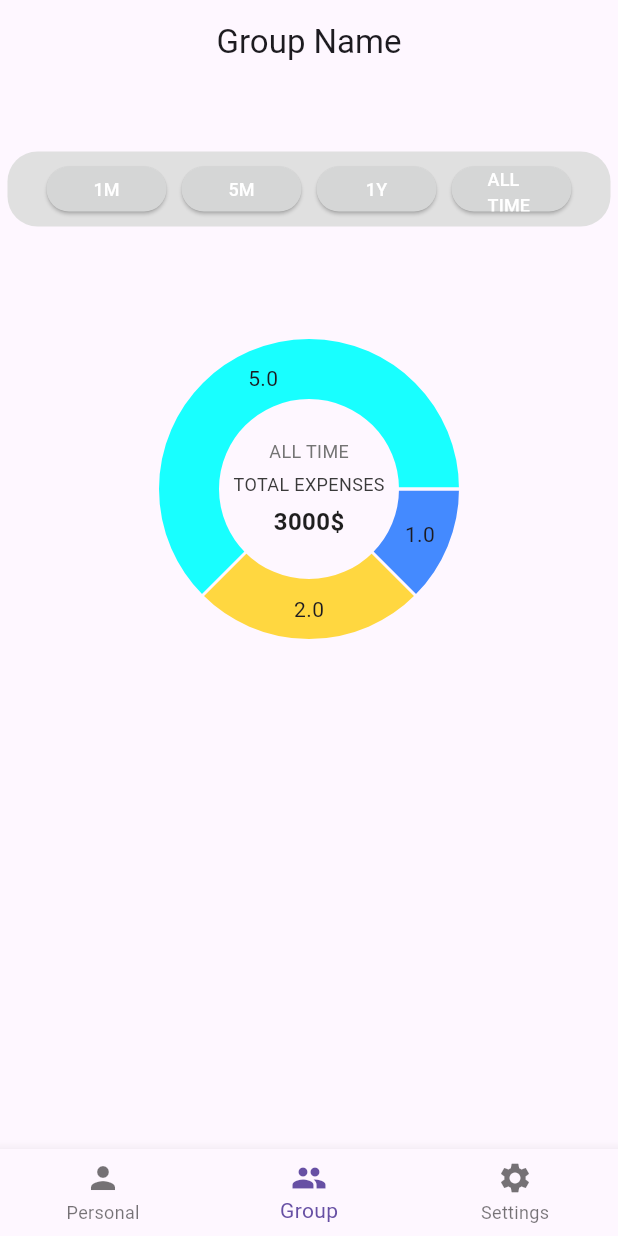
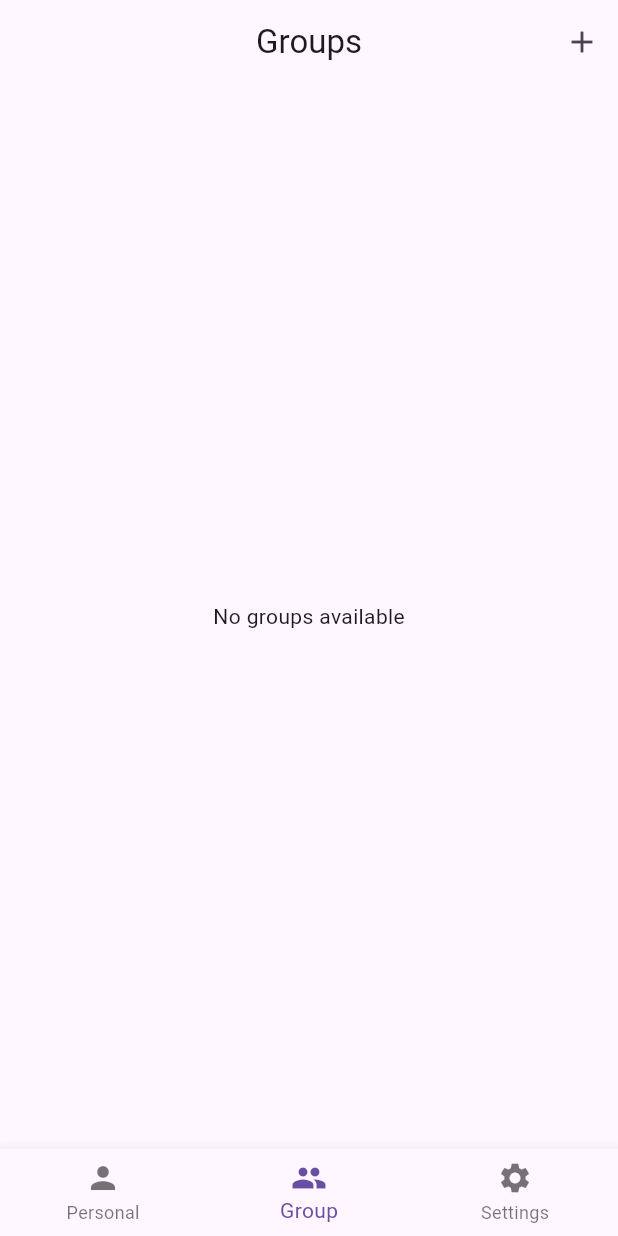
Before and after one commit to tymoste/OnCash, a Flutter app: the Home screen opened directly, item 2 of the bottom bar chosen, on a phone screen of 412 x 824 dp. Run offline on Flutter 3.47's test engine with Material 3 defaults, Android fonts, the phone set to English and light mode, and no system bars; drawn by our look-alikes of fl_chart; our stand-ins replace form_field_validator, google_sign_in, shared_preferences; missing offline and left inert: crypt; accounts and stored records are empty.

Commit message:
add group list and minor fix

```diff
--- a/app/lib/Providers/auth_provider.dart
+++ b/app/lib/Providers/auth_provider.dart
@@ -178,7 +178,6 @@ class AuthProvider extends ChangeNotifier{
     }
 
     if(response?.statusCode == 200){
-      UserPreferences().changePassword(newPassword); //WTF IS THAT? GET RID OF THAT!
       notifyListeners();
       return true;
     }else{
@@ -224,6 +223,10 @@ class AuthProvider extends ChangeNotifier{
 
       print("Email: $email, name: $name, Token: $idToken");
       _loggedInStatus = Status.GoogleLoggedIn;
+
+      //Get groups from server
+      await GroupExpencesProvider().getUserGroups(idToken!);
+
       notifyListeners();
       return true;
 
--- /dev/null
+++ b/app/lib/Screens/GroupList.dart
@@ -0,0 +1,74 @@
+import 'package:flutter/material.dart';
+import 'package:app/Models/group.dart';
+import 'package:app/Utils/shared_preference.dart';
+
+class GroupListScreen extends StatefulWidget {
+  const GroupListScreen({super.key});
+
+  @override
+  State<GroupListScreen> createState() => _GroupListScreenState();
+}
+
+class _GroupListScreenState extends State<GroupListScreen> {
+  late Future<List<Group>> _publicGroups;
+
+  @override
+  void initState() {
+    super.initState();
+    _publicGroups = GroupPreferences().getPublicGroups();
+  }
+
+  @override
+  Widget build(BuildContext context) {
+    return Scaffold(
+      appBar: AppBar(
+        title: Text('Groups'),
+        centerTitle: true,
+        automaticallyImplyLeading: false,
+        actions: [
+          IconButton(
+            icon: Icon(Icons.add),
+            onPressed: () {
+              Navigator.pushNamed(context, '/create_group');
+            },
+          ),
+        ],
+      ),
+      body: FutureBuilder<List<Group>>(
+        future: _publicGroups,
+        builder: (context, snapshot) {
+          if (snapshot.connectionState == ConnectionState.waiting) {
+            return Center(child: CircularProgressIndicator());
+          } else if (snapshot.hasError) {
+            return Center(child: Text('Error: ${snapshot.error}'));
+          } else if (!snapshot.hasData || snapshot.data!.isEmpty) {
+            return Center(child: Text('No groups available'));
+          } else {
+            List<Group> groups = snapshot.data!;
+
+            return ListView.builder(
+              itemCount: groups.length,
+              itemBuilder: (context, index) { //Individual element
+                Group group = groups[index];
+                return ListTile(
+                  title: Text(group.name), // Display group name
+                  trailing: ElevatedButton(
+                    onPressed: () {
+                      // Navigate to specific group with its id
+                      Navigator.pushNamed(
+                        context,
+                        '/group_details',
+                        arguments: group.id, // Pass the group id as argument
+                      );
+                    },
+                    child: Text('Go'),
+                  ),
+                );
+              },
+            );
+          }
+        },
+      ),
+    );
+  }
+}
--- a/app/lib/Screens/Home.dart
+++ b/app/lib/Screens/Home.dart
@@ -1,3 +1,4 @@
+import 'package:app/Screens/GroupList.dart';
 import 'package:flutter/material.dart';
 import 'package:app/Screens/Group.dart';
 import 'package:app/Screens/Settings.dart';
@@ -19,7 +20,7 @@ class _HomeState extends State<Home>{
     // final args = ModalRoute.of(context)?.settings.arguments as Map<String, dynamic>;
     final List<Widget> _screens = [
       const Personal(),
-      const Group(),
+      const GroupListScreen(),
       const Settings(),
     ];
 
--- a/app/lib/Screens/Login.dart
+++ b/app/lib/Screens/Login.dart
@@ -2,9 +2,6 @@ import 'package:flutter/material.dart';
 import 'package:form_field_validator/form_field_validator.dart';
 import 'package:app/Providers/auth_provider.dart';
 import 'package:provider/provider.dart';
-import 'package:app/Providers/group_expences_provider.dart';
-import 'package:app/Models/user.dart';
-import 'package:app/Utils/shared_preference.dart';
 
 class Login extends StatefulWidget {
   const Login({Key? key}) : super(key: key);
@@ -22,7 +19,6 @@ class _LoginState extends State<Login> {
   @override
   Widget build(BuildContext context) {
     final authProvider = Provider.of<AuthProvider>(context, listen: false);
-    final groupExpencesProvider = Provider.of<GroupExpencesProvider>(context, listen: false);
 
     return Scaffold(
       appBar: AppBar(
--- a/app/lib/Utils/shared_preference.dart
+++ b/app/lib/Utils/shared_preference.dart
@@ -23,12 +23,6 @@ class UserPreferences {
   void changeUsername(String username) async{
     final SharedPreferences prefs = await SharedPreferences.getInstance();
     prefs.setString('username', username);
-  }
-  //????? WHAT IS THAT ?????
-  //WE CANNOT STORE THE PASSWORD
-  void changePassword(String newPassword) async{
-    final SharedPreferences prefs = await SharedPreferences.getInstance();
-    prefs.setString('password', newPassword);
   }
 
 }
--- a/app/lib/main.dart
+++ b/app/lib/main.dart
@@ -2,6 +2,7 @@
 import 'package:app/Screens/ChangePassword.dart';
 import 'package:app/Screens/ChangeUsername.dart';
 import 'package:app/Screens/GroupInvites.dart';
+import 'package:app/Screens/GroupList.dart';
 import 'package:app/Screens/Register.dart';
 import 'package:flutter/material.dart';
 import 'package:app/Screens/Login.dart';
@@ -33,13 +34,14 @@
       routes: {
         '/login': (context) => Login(),
         '/': (context) => Home(),
-        '/group': (context) => Group(),
+        '/group': (context) => GroupListScreen(),
         '/settings': (context) => Settings(),
         '/personal': (context) => Personal(),
         '/register': (context) => Register(),
         '/change_username': (context) => ChangeUsername(),
         '/change_password': (context) => ChangePassword(),
         '/group_invites': (context) => GroupInvites(),
+        '/group_details': (context) => Group(),
       },
     )
     );
```
Also changed, not shown: app/lib/Providers/group_expences_provider.dart (+31 -0 lines).
